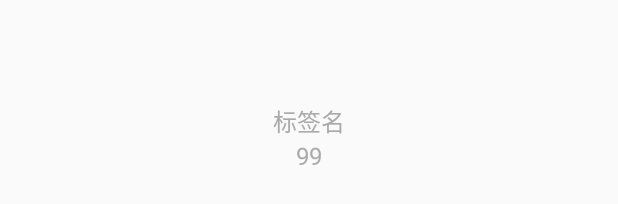
After one commit to lindroy/TabLayoutDemo, an Android app: the layout tab_item.xml on its own in the app's theme, with its tools: preview values and no code run, on a phone screen of 412 x 824 dp. The commit adds this screen. Shown: the part 480-684 px from the top of the screen. Run offline under Robolectric (Android 15) with nearby library versions, the phone set to English and light mode, and no system bars.

Commit message:
使用自定义标签布局。

```diff
--- /dev/null
+++ b/app/src/main/res/drawable/tab_color.xml
@@ -0,0 +1,5 @@
+<?xml version="1.0" encoding="utf-8"?>
+<selector xmlns:android="http://schemas.android.com/apk/res/android">
+    <item android:state_selected="true" android:color="#49dd12"/>
+    <item android:state_selected="false" android:color="@android:color/darker_gray"/>
+</selector>
--- /dev/null
+++ b/app/src/main/res/layout/tab_item.xml
@@ -0,0 +1,23 @@
+<?xml version="1.0" encoding="utf-8"?>
+<LinearLayout xmlns:android="http://schemas.android.com/apk/res/android"
+    android:layout_width="match_parent"
+    android:layout_height="match_parent"
+    android:gravity="center"
+    android:orientation="vertical">
+
+    <TextView
+        android:id="@+id/tv_tab_name"
+        android:layout_width="wrap_content"
+        android:layout_height="wrap_content"
+        android:text="标签名"
+        android:textColor="@drawable/tab_color"
+        android:textSize="16sp" />
+
+    <TextView
+        android:id="@+id/tv_tab_number"
+        android:layout_width="wrap_content"
+        android:layout_height="wrap_content"
+        android:text="99"
+        android:textColor="@drawable/tab_color"
+        android:textSize="16sp" />
+</LinearLayout>
--- a/build.gradle
+++ b/build.gradle
@@ -5,7 +5,7 @@ buildscript {
         jcenter()
     }
     dependencies {
-        classpath 'com.android.tools.build:gradle:2.2.3'
+        classpath 'com.android.tools.build:gradle:2.3.1'
 
         // NOTE: Do not place your application dependencies here; they belong
         // in the individual module build.gradle files
```
Also changed, not shown: app/src/main/java/com/lindroid/tablayoutdemo/MainActivity.java (+72 -4 lines), app/src/main/res/layout/activity_main.xml (+4 -4 lines), gradle/wrapper/gradle-wrapper.properties.
